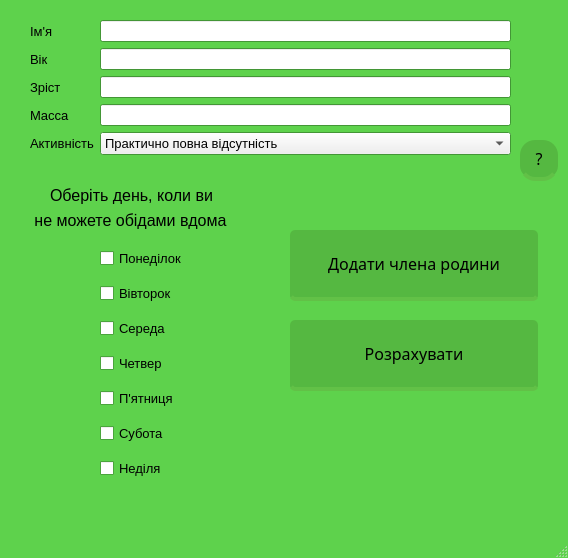
Qt form form3uk.ui (vsamokh/prjFoodPlan) before a commit.
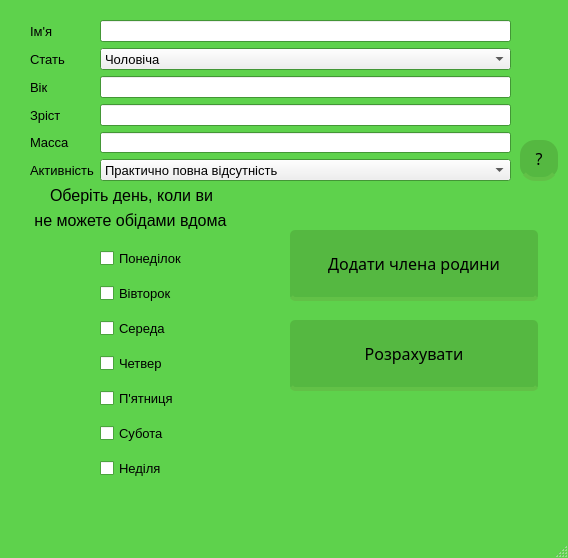
The same form after that commit.

```diff
--- a/form3uk.ui
+++ b/form3uk.ui
@@ -342,7 +342,7 @@
       <x>30</x>
       <y>20</y>
       <width>481</width>
-      <height>151</height>
+      <height>161</height>
      </rect>
     </property>
     <layout class="QFormLayout" name="formLayout">
@@ -361,7 +361,7 @@
      <item row="0" column="1">
       <widget class="QLineEdit" name="name"/>
      </item>
-     <item row="1" column="0">
+     <item row="2" column="0">
       <widget class="QLabel" name="label">
        <property name="font">
         <font>
@@ -373,7 +373,10 @@
        </property>
       </widget>
      </item>
-     <item row="2" column="0">
+     <item row="2" column="1">
+      <widget class="QLineEdit" name="age"/>
+     </item>
+     <item row="3" column="0">
       <widget class="QLabel" name="label_3">
        <property name="font">
         <font>
@@ -385,7 +388,10 @@
        </property>
       </widget>
      </item>
-     <item row="3" column="0">
+     <item row="3" column="1">
+      <widget class="QLineEdit" name="height"/>
+     </item>
+     <item row="4" column="0">
       <widget class="QLabel" name="label_4">
        <property name="font">
         <font>
@@ -397,7 +403,10 @@
        </property>
       </widget>
      </item>
-     <item row="4" column="0">
+     <item row="4" column="1">
+      <widget class="QLineEdit" name="weight"/>
+     </item>
+     <item row="5" column="0">
       <widget class="QLabel" name="label_5">
        <property name="font">
         <font>
@@ -409,16 +418,7 @@
        </property>
       </widget>
      </item>
-     <item row="1" column="1">
-      <widget class="QLineEdit" name="age"/>
-     </item>
-     <item row="2" column="1">
-      <widget class="QLineEdit" name="height"/>
-     </item>
-     <item row="3" column="1">
-      <widget class="QLineEdit" name="weight"/>
-     </item>
-     <item row="4" column="1">
+     <item row="5" column="1">
       <widget class="QComboBox" name="comboBox">
        <property name="font">
         <font>
@@ -452,6 +452,39 @@
        </item>
       </widget>
      </item>
+     <item row="1" column="0">
+      <widget class="QLabel" name="label_8">
+       <property name="font">
+        <font>
+         <pointsize>10</pointsize>
+         <weight>50</weight>
+         <bold>false</bold>
+        </font>
+       </property>
+       <property name="text">
+        <string>Стать</string>
+       </property>
+      </widget>
+     </item>
+     <item row="1" column="1">
+      <widget class="QComboBox" name="comboBox_2">
+       <property name="font">
+        <font>
+         <pointsize>10</pointsize>
+        </font>
+       </property>
+       <item>
+        <property name="text">
+         <string>Чоловіча</string>
+        </property>
+       </item>
+       <item>
+        <property name="text">
+         <string>Жіноча</string>
+        </property>
+       </item>
+      </widget>
+     </item>
     </layout>
    </widget>
   </widget>
```
